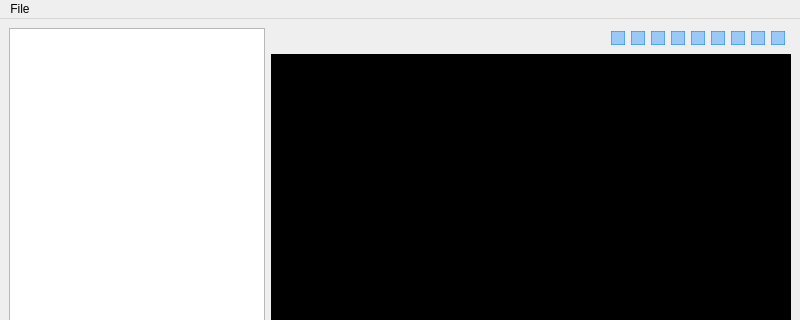
Qt form ui/editors/git/git_editor.ui (NickHugi/PyKotor) before a commit; both pictures show x 0 to 800 and y 0 to 320 of the 800 by 600 pixel window.
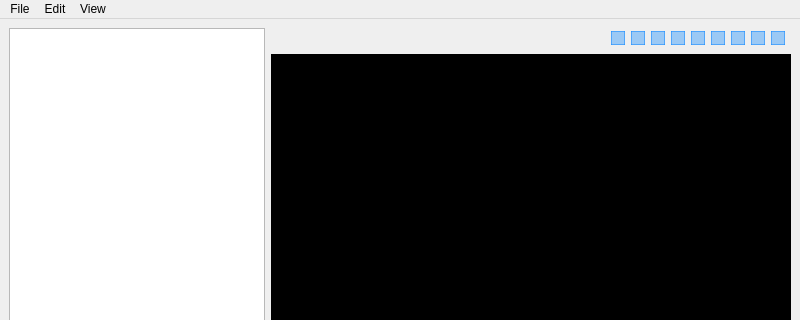
The same form after that commit. Icons and pictures are not drawn. Custom widgets are drawn as their Qt base class.

Commit message: Add extra actions to the menu bar

The edit to the form file:
```diff
--- a/ui/editors/git/git_editor.ui
+++ b/ui/editors/git/git_editor.ui
@@ -410,7 +410,23 @@
     <addaction name="separator"/>
     <addaction name="actionExit"/>
    </widget>
+   <widget class="QMenu" name="menuEdit">
+    <property name="title">
+     <string>Edit</string>
+    </property>
+    <addaction name="actionDeleteSelected"/>
+   </widget>
+   <widget class="QMenu" name="menuView">
+    <property name="title">
+     <string>View</string>
+    </property>
+    <addaction name="actionZoomIn"/>
+    <addaction name="actionZoomOut"/>
+    <addaction name="actionRecentreCamera"/>
+   </widget>
    <addaction name="menuNew"/>
+   <addaction name="menuEdit"/>
+   <addaction name="menuView"/>
   </widget>
   <widget class="QStatusBar" name="statusbar"/>
   <action name="actionNew">
```
Left out of the diff: 20 changed lines with no effect on the pictures. The commit also changes 4 other files.
